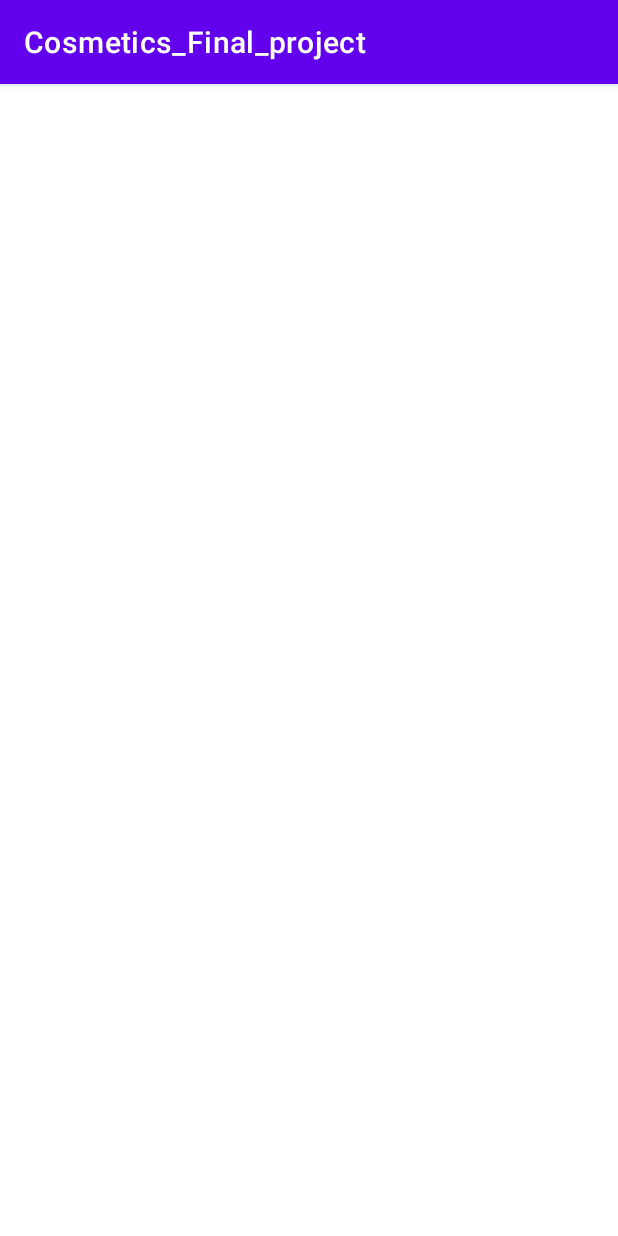
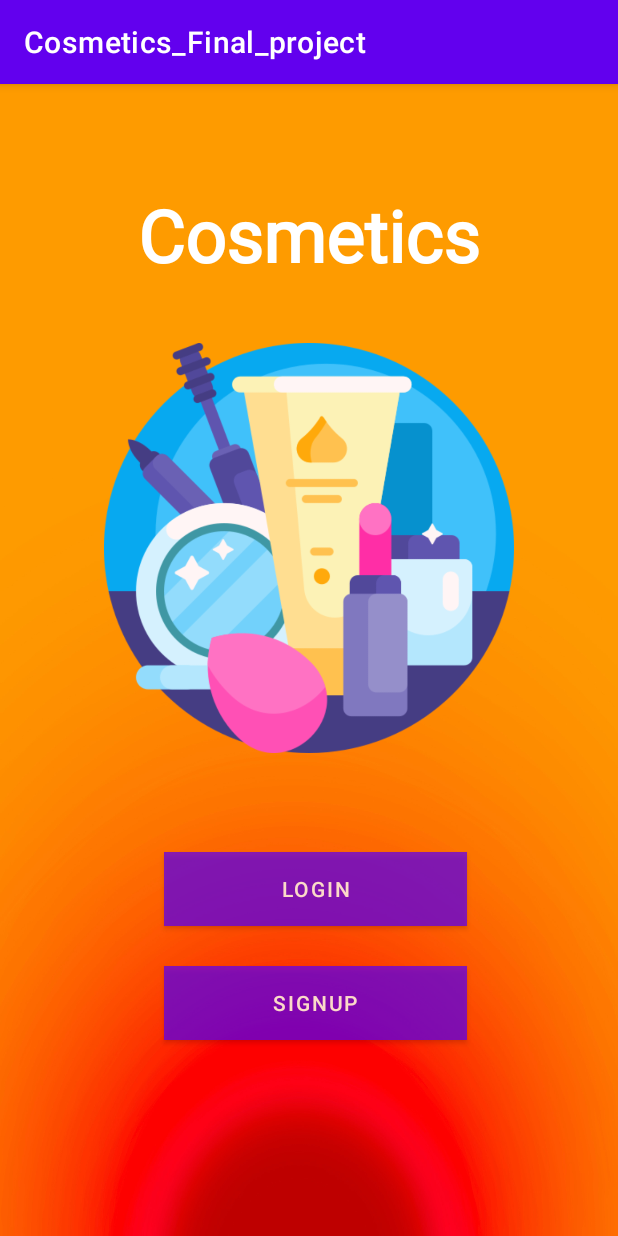
Before and after one commit to DanaGhaddar/Cosmetics_Final_project, an Android app: the screen it shows after launch (MainActivity), on a phone screen of 412 x 824 dp. Run offline under Robolectric (Android 15) with nearby library versions, the phone set to English and light mode, and no system bars.

Commit message:
page layout

```diff
--- a/app/src/main/res/layout/activity_main.xml
+++ b/app/src/main/res/layout/activity_main.xml
@@ -4,4 +4,61 @@
     xmlns:tools="http://schemas.android.com/tools"
     android:layout_width="match_parent"
     android:layout_height="match_parent"
-    tools:context=".MainActivity"/>
+    android:background="@drawable/mymind_kg_bfyegxhk_unsplash"
+    tools:context=".MainActivity">
+
+    <ImageView
+        android:id="@+id/imageView"
+        android:layout_width="273dp"
+        android:layout_height="296dp"
+        app:layout_constraintBottom_toBottomOf="parent"
+        app:layout_constraintEnd_toEndOf="parent"
+        app:layout_constraintStart_toStartOf="parent"
+        app:layout_constraintTop_toTopOf="parent"
+        app:layout_constraintVertical_bias="0.342"
+        app:srcCompat="@drawable/cosmetics" />
+
+    <TextView
+        android:id="@+id/textView"
+        android:layout_width="279dp"
+        android:layout_height="65dp"
+        android:fontFamily="@font/akronim"
+        android:text="Cosmetics shop"
+        android:textAlignment="center"
+        android:textColor="#FFFFFF"
+        android:textSize="48sp"
+        android:textStyle="bold"
+        app:layout_constraintBottom_toBottomOf="parent"
+        app:layout_constraintEnd_toEndOf="parent"
+        app:layout_constraintStart_toStartOf="parent"
+        app:layout_constraintTop_toTopOf="parent"
+        app:layout_constraintVertical_bias="0.097" />
+
+    <Button
+        android:id="@+id/loginbtn"
+        android:layout_width="202dp"
+        android:layout_height="49dp"
+        android:background="#BC00AAF7"
+        android:text="LOGIN"
+        android:textColor="#FBDAC8"
+        app:layout_constraintBottom_toBottomOf="parent"
+        app:layout_constraintEnd_toEndOf="parent"
+        app:layout_constraintHorizontal_bias="0.521"
+        app:layout_constraintStart_toStartOf="parent"
+        app:layout_constraintTop_toTopOf="parent"
+        app:layout_constraintVertical_bias="0.712" />
+
+    <Button
+        android:id="@+id/signupbtn"
+        android:layout_width="202dp"
+        android:layout_height="49dp"
+        android:background="#BC00AAF7"
+        android:text="SIGNUP"
+        android:textColor="#FBDAC8"
+        app:layout_constraintBottom_toBottomOf="parent"
+        app:layout_constraintEnd_toEndOf="parent"
+        app:layout_constraintHorizontal_bias="0.521"
+        app:layout_constraintStart_toStartOf="parent"
+        app:layout_constraintTop_toTopOf="parent"
+        app:layout_constraintVertical_bias="0.818" />
+</androidx.constraintlayout.widget.ConstraintLayout>
```
Also changed, not shown: app/src/main/res/drawable/cosmetics.png (added), app/src/main/res/drawable/home__1_.png (added), app/src/main/res/drawable/home__2_.png (added), app/src/main/res/drawable/lipstick.png (added), app/src/main/res/drawable/logout__2_.png (added), app/src/main/res/drawable/lotion.png (added), app/src/main/res/drawable/mymind_kg_bfyegxhk_unsplash.jpg (added), app/src/main/res/drawable/powder.png (added), app/src/main/res/drawable/shower_gel.png (added), app/src/main/res/drawable/trash.png (added), app/src/main/res/drawable/user__4_.png (added).
